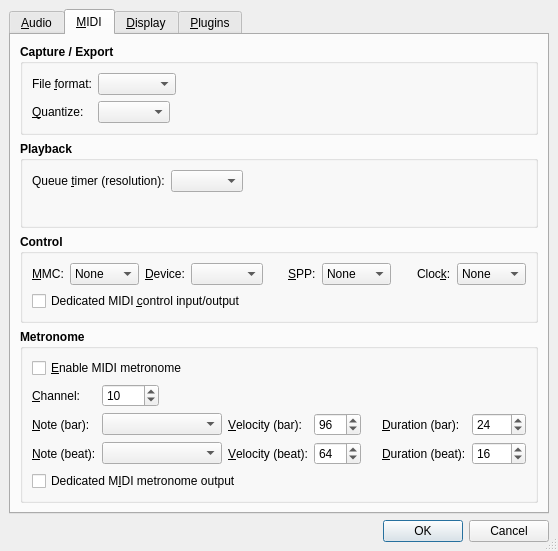
rncbc/qtractor, file src/qtractorOptionsForm.ui: the form before one commit.
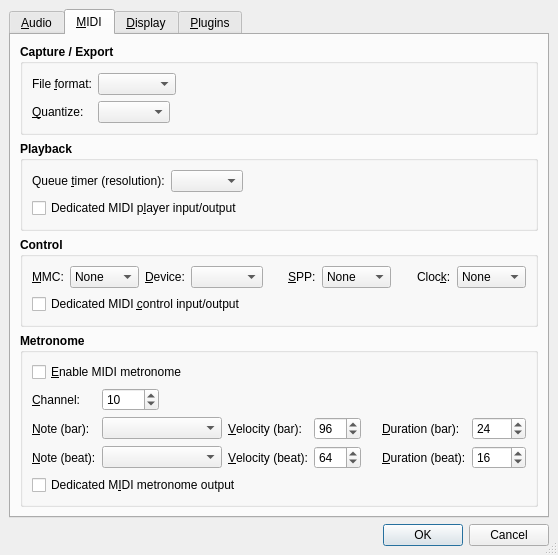
The form after the commit. The open tabs and pages were chosen to show the change. Icons and pictures are not drawn.

Commit message: - Long overdue implementation of a dedicated MIDI file   player is now accessible from the MIDI files widget;   one can play the whole SMF or just a single track or   channel. (EXPERIMENTAL)

What changed in the file:
```diff
--- a/src/qtractorOptionsForm.ui
+++ b/src/qtractorOptionsForm.ui
@@ -958,7 +958,26 @@
             </property>
            </spacer>
           </item>
-          <item row="5" column="0" colspan="3" >
+          <item row="1" column="0" colspan="4" >
+           <widget class="QCheckBox" name="MidiPlayerBusCheckBox" >
+            <property name="font" >
+             <font>
+              <weight>50</weight>
+              <bold>false</bold>
+             </font>
+            </property>
+            <property name="toolTip" >
+             <string>Whether to have separate MIDI player ports</string>
+            </property>
+            <property name="text" >
+             <string>Dedicated MIDI p&amp;layer input/output</string>
+            </property>
+            <property name="shortcut" >
+             <string>Alt+L</string>
+            </property>
+           </widget>
+          </item>
+          <item row="2" column="0" colspan="3" >
            <spacer>
             <property name="orientation" >
              <enum>Qt::Vertical</enum>
```
Left out of the diff: 1 changed line with no effect on the pictures. The commit also changes 15 other files.
